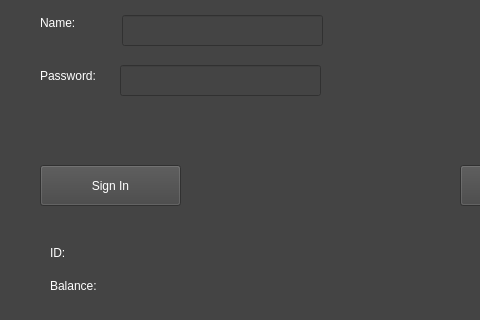
Old version of the form mainwindow.ui in the repository Salieri00/QT_Library_Project; both pictures show x 0 to 480 and y 105 to 425 of the 800 by 600 pixel window.
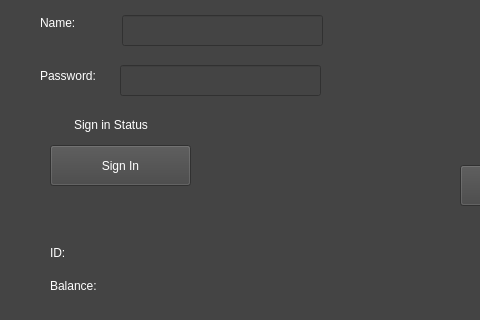
New version of the form.

Commit message: Finished sign in function (30 pts)

Patch:
```diff
--- a/mainwindow.ui
+++ b/mainwindow.ui
@@ -160,8 +160,8 @@
    <widget class="QPushButton" name="pushButton">
     <property name="geometry">
      <rect>
-      <x>40</x>
-      <y>270</y>
+      <x>50</x>
+      <y>250</y>
       <width>141</width>
       <height>41</height>
      </rect>
@@ -306,6 +306,22 @@
      <string>Buy Book</string>
     </property>
    </widget>
+   <widget class="QLabel" name="Label_LogIn_Message">
+    <property name="geometry">
+     <rect>
+      <x>74</x>
+      <y>220</y>
+      <width>231</width>
+      <height>20</height>
+     </rect>
+    </property>
+    <property name="styleSheet">
+     <string notr="true">color: rgb(255, 255, 255);</string>
+    </property>
+    <property name="text">
+     <string>Sign in Status</string>
+    </property>
+   </widget>
   </widget>
   <widget class="QMenuBar" name="menubar">
    <property name="geometry">
```
Left out of the diff: 14 changed lines with no effect on the pictures. The commit also changes 2 other files.
